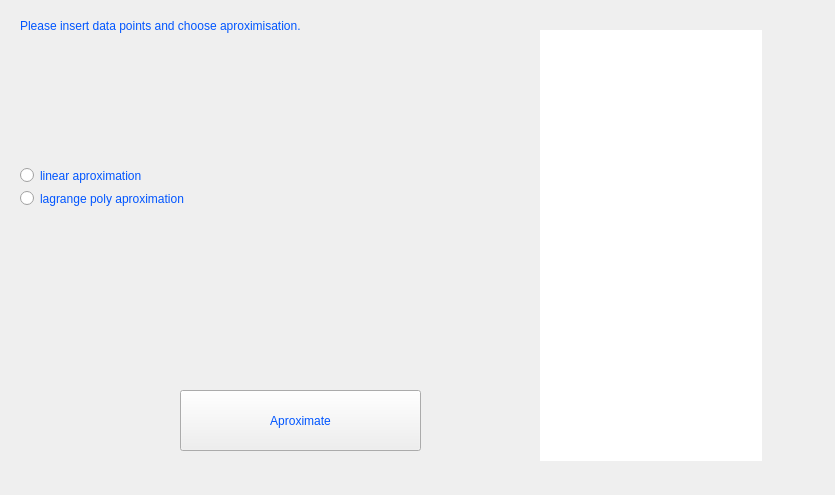
Above: Ploteus/create_table.ui from Atsanda/Ploteus before the change. Below: the same form after it.
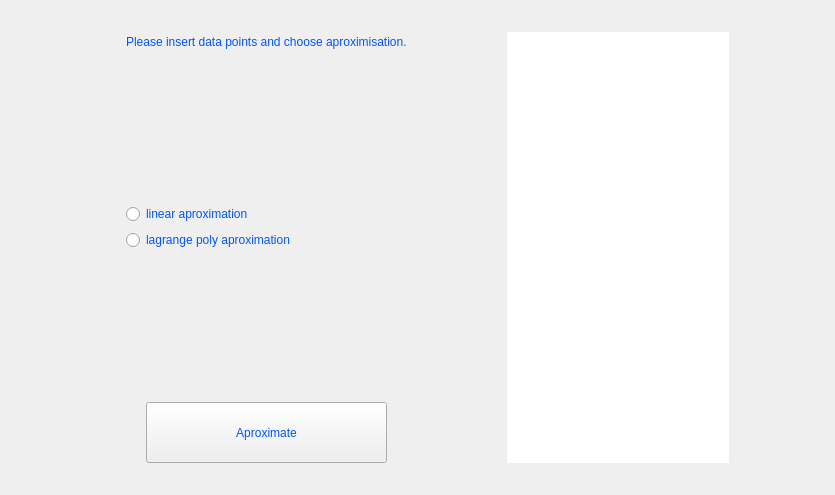
That is the form after the change. Icons and pictures are not drawn.

Patch:
```diff
--- a/Ploteus/create_table.ui
+++ b/Ploteus/create_table.ui
@@ -10,106 +10,262 @@
     <height>495</height>
    </rect>
   </property>
+  <property name="sizePolicy">
+   <sizepolicy hsizetype="Preferred" vsizetype="Preferred">
+    <horstretch>0</horstretch>
+    <verstretch>0</verstretch>
+   </sizepolicy>
+  </property>
   <property name="windowTitle">
    <string>Form</string>
   </property>
-  <widget class="QTableWidget" name="tableWidget">
-   <property name="geometry">
-    <rect>
-     <x>540</x>
-     <y>30</y>
-     <width>222</width>
-     <height>431</height>
-    </rect>
-   </property>
-   <property name="frameShape">
-    <enum>QFrame::NoFrame</enum>
-   </property>
-   <property name="sizeAdjustPolicy">
-    <enum>QAbstractScrollArea::AdjustIgnored</enum>
-   </property>
-   <property name="alternatingRowColors">
-    <bool>false</bool>
-   </property>
-   <property name="rowCount">
-    <number>0</number>
-   </property>
-   <property name="columnCount">
-    <number>0</number>
-   </property>
-  </widget>
-  <widget class="QLabel" name="label">
-   <property name="geometry">
-    <rect>
-     <x>20</x>
-     <y>0</y>
-     <width>411</width>
-     <height>51</height>
-    </rect>
-   </property>
-   <property name="styleSheet">
-    <string notr="true">font: 75 12pt &quot;Arial&quot;;
+  <layout class="QVBoxLayout" name="verticalLayout">
+   <item>
+    <spacer name="verticalSpacer_5">
+     <property name="orientation">
+      <enum>Qt::Vertical</enum>
+     </property>
+     <property name="sizeHint" stdset="0">
+      <size>
+       <width>20</width>
+       <height>0</height>
+      </size>
+     </property>
+    </spacer>
+   </item>
+   <item>
+    <layout class="QGridLayout" name="gridLayout">
+     <property name="leftMargin">
+      <number>20</number>
+     </property>
+     <item row="2" column="1">
+      <spacer name="verticalSpacer">
+       <property name="orientation">
+        <enum>Qt::Vertical</enum>
+       </property>
+       <property name="sizeHint" stdset="0">
+        <size>
+         <width>20</width>
+         <height>40</height>
+        </size>
+       </property>
+      </spacer>
+     </item>
+     <item row="1" column="1">
+      <widget class="QLabel" name="label">
+       <property name="styleSheet">
+        <string notr="true">font: 75 12pt &quot;Arial&quot;;
 color: rgb(0, 85, 255);
 </string>
-   </property>
-   <property name="text">
-    <string>Please insert data points and choose aproximisation.</string>
-   </property>
-  </widget>
-  <widget class="QRadioButton" name="linear">
-   <property name="geometry">
-    <rect>
-     <x>20</x>
-     <y>160</y>
-     <width>181</width>
-     <height>31</height>
-    </rect>
-   </property>
-   <property name="styleSheet">
-    <string notr="true">color: rgb(0, 85, 255);
-font: 10pt &quot;MS Shell Dlg 2&quot;;
-selection-color: rgb(0, 0, 255);</string>
-   </property>
-   <property name="text">
-    <string>linear aproximation</string>
-   </property>
-  </widget>
-  <widget class="QRadioButton" name="lagrange">
-   <property name="geometry">
-    <rect>
-     <x>20</x>
-     <y>190</y>
-     <width>191</width>
-     <height>17</height>
-    </rect>
-   </property>
-   <property name="styleSheet">
-    <string notr="true">color: rgb(0, 85, 255);
-font: 10pt &quot;MS Shell Dlg 2&quot;;
-selection-color: rgb(0, 0, 255);</string>
-   </property>
-   <property name="text">
-    <string>lagrange poly aproximation</string>
-   </property>
-  </widget>
-  <widget class="QPushButton" name="Aproximate_button">
-   <property name="geometry">
-    <rect>
-     <x>180</x>
-     <y>390</y>
-     <width>241</width>
-     <height>61</height>
-    </rect>
-   </property>
-   <property name="styleSheet">
-    <string notr="true">background-image: url(:/window/Button.png);
+       </property>
+       <property name="text">
+        <string>Please insert data points and choose aproximisation.</string>
+       </property>
+      </widget>
+     </item>
+     <item row="1" column="3" rowspan="6">
+      <widget class="QTableWidget" name="tableWidget">
+       <property name="enabled">
+        <bool>true</bool>
+       </property>
+       <property name="minimumSize">
+        <size>
+         <width>222</width>
+         <height>431</height>
+        </size>
+       </property>
+       <property name="maximumSize">
+        <size>
+         <width>222</width>
+         <height>431</height>
+        </size>
+       </property>
+       <property name="autoFillBackground">
+        <bool>true</bool>
+       </property>
+       <property name="styleSheet">
+        <string notr="true">background-color: rgb(255, 255, 255);</string>
+       </property>
+       <property name="frameShape">
+        <enum>QFrame::NoFrame</enum>
+       </property>
+       <property name="frameShadow">
+        <enum>QFrame::Sunken</enum>
+       </property>
+       <property name="lineWidth">
+        <number>0</number>
+       </property>
+       <property name="sizeAdjustPolicy">
+        <enum>QAbstractScrollArea::AdjustIgnored</enum>
+       </property>
+       <property name="alternatingRowColors">
+        <bool>false</bool>
+       </property>
+       <property name="showGrid">
+        <bool>true</bool>
+       </property>
+       <property name="gridStyle">
+        <enum>Qt::SolidLine</enum>
+       </property>
+       <property name="sortingEnabled">
+        <bool>false</bool>
+       </property>
+       <property name="wordWrap">
+        <bool>false</bool>
+       </property>
+       <property name="rowCount">
+        <number>0</number>
+       </property>
+       <property name="columnCount">
+        <number>0</number>
+       </property>
+      </widget>
+     </item>
+     <item row="6" column="1" alignment="Qt::AlignHCenter">
+      <widget class="QPushButton" name="Aproximate_button">
+       <property name="minimumSize">
+        <size>
+         <width>241</width>
+         <height>61</height>
+        </size>
+       </property>
+       <property name="maximumSize">
+        <size>
+         <width>241</width>
+         <height>61</height>
+        </size>
+       </property>
+       <property name="styleSheet">
+        <string notr="true">background-image: url(:/window/Button.png);
 color: rgb(0, 85, 255);
 font: 20pt &quot;MS Shell Dlg 2&quot;;</string>
-   </property>
-   <property name="text">
-    <string>Aproximate</string>
-   </property>
-  </widget>
+       </property>
+       <property name="text">
+        <string>Aproximate</string>
+       </property>
+      </widget>
+     </item>
+     <item row="4" column="1">
+      <widget class="QRadioButton" name="lagrange">
+       <property name="styleSheet">
+        <string notr="true">color: rgb(0, 85, 255);
+font: 10pt &quot;MS Shell Dlg 2&quot;;
+selection-color: rgb(0, 0, 255);</string>
+       </property>
+       <property name="text">
+        <string>lagrange poly aproximation</string>
+       </property>
+      </widget>
+     </item>
+     <item row="3" column="1">
+      <widget class="QRadioButton" name="linear">
+       <property name="styleSheet">
+        <string notr="true">color: rgb(0, 85, 255);
+font: 10pt &quot;MS Shell Dlg 2&quot;;
+selection-color: rgb(0, 0, 255);</string>
+       </property>
+       <property name="text">
+        <string>linear aproximation</string>
+       </property>
+      </widget>
+     </item>
+     <item row="5" column="1">
+      <spacer name="verticalSpacer_4">
+       <property name="orientation">
+        <enum>Qt::Vertical</enum>
+       </property>
+       <property name="sizeHint" stdset="0">
+        <size>
+         <width>20</width>
+         <height>40</height>
+        </size>
+       </property>
+      </spacer>
+     </item>
+     <item row="1" column="2">
+      <spacer name="horizontalSpacer_3">
+       <property name="orientation">
+        <enum>Qt::Horizontal</enum>
+       </property>
+       <property name="sizeHint" stdset="0">
+        <size>
+         <width>40</width>
+         <height>20</height>
+        </size>
+       </property>
+      </spacer>
+     </item>
+     <item row="0" column="1">
+      <spacer name="verticalSpacer_2">
+       <property name="orientation">
+        <enum>Qt::Vertical</enum>
+       </property>
+       <property name="sizeHint" stdset="0">
+        <size>
+         <width>20</width>
+         <height>0</height>
+        </size>
+       </property>
+      </spacer>
+     </item>
+     <item row="2" column="4">
+      <spacer name="horizontalSpacer">
+       <property name="orientation">
+        <enum>Qt::Horizontal</enum>
+       </property>
+       <property name="sizeType">
+        <enum>QSizePolicy::Expanding</enum>
+       </property>
+       <property name="sizeHint" stdset="0">
+        <size>
+         <width>0</width>
+         <height>0</height>
+        </size>
+       </property>
+      </spacer>
+     </item>
+     <item row="2" column="0">
+      <spacer name="horizontalSpacer_2">
+       <property name="orientation">
+        <enum>Qt::Horizontal</enum>
+       </property>
+       <property name="sizeHint" stdset="0">
+        <size>
+         <width>0</width>
+         <height>0</height>
+        </size>
+       </property>
+      </spacer>
+     </item>
+     <item row="8" column="1">
+      <spacer name="verticalSpacer_3">
+       <property name="orientation">
+        <enum>Qt::Vertical</enum>
+       </property>
+       <property name="sizeHint" stdset="0">
+        <size>
+         <width>0</width>
+         <height>0</height>
+        </size>
+       </property>
+      </spacer>
+     </item>
+    </layout>
+   </item>
+   <item>
+    <spacer name="verticalSpacer_6">
+     <property name="orientation">
+      <enum>Qt::Vertical</enum>
+     </property>
+     <property name="sizeHint" stdset="0">
+      <size>
+       <width>20</width>
+       <height>0</height>
+      </size>
+     </property>
+    </spacer>
+   </item>
+  </layout>
  </widget>
  <resources/>
  <connections/>
```
